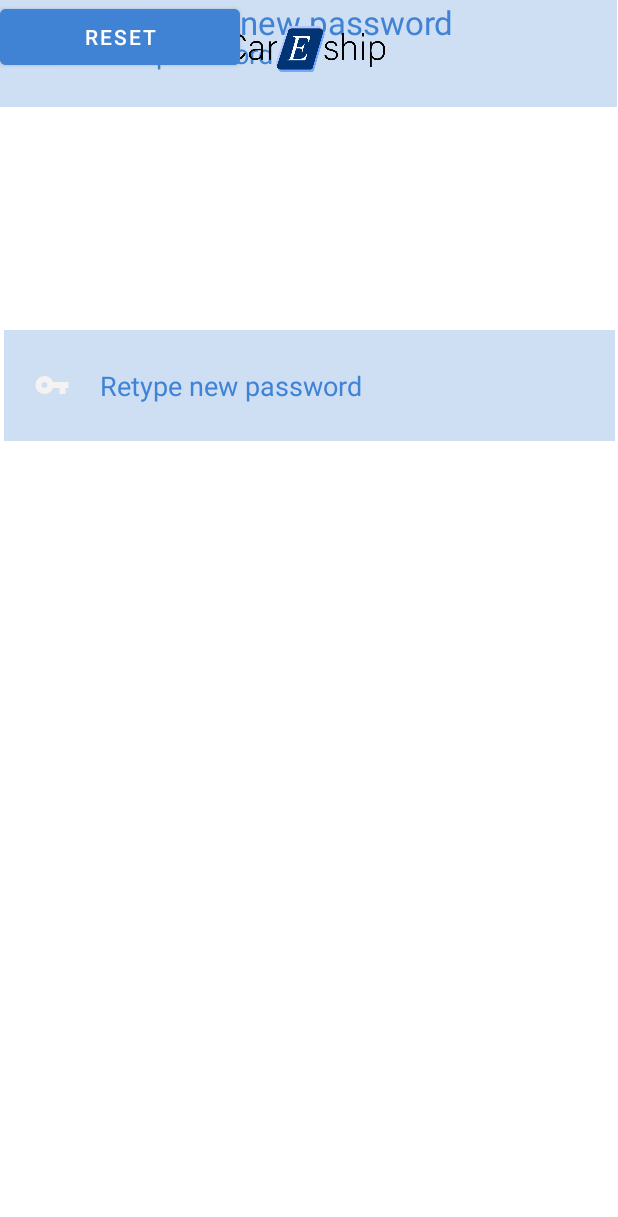
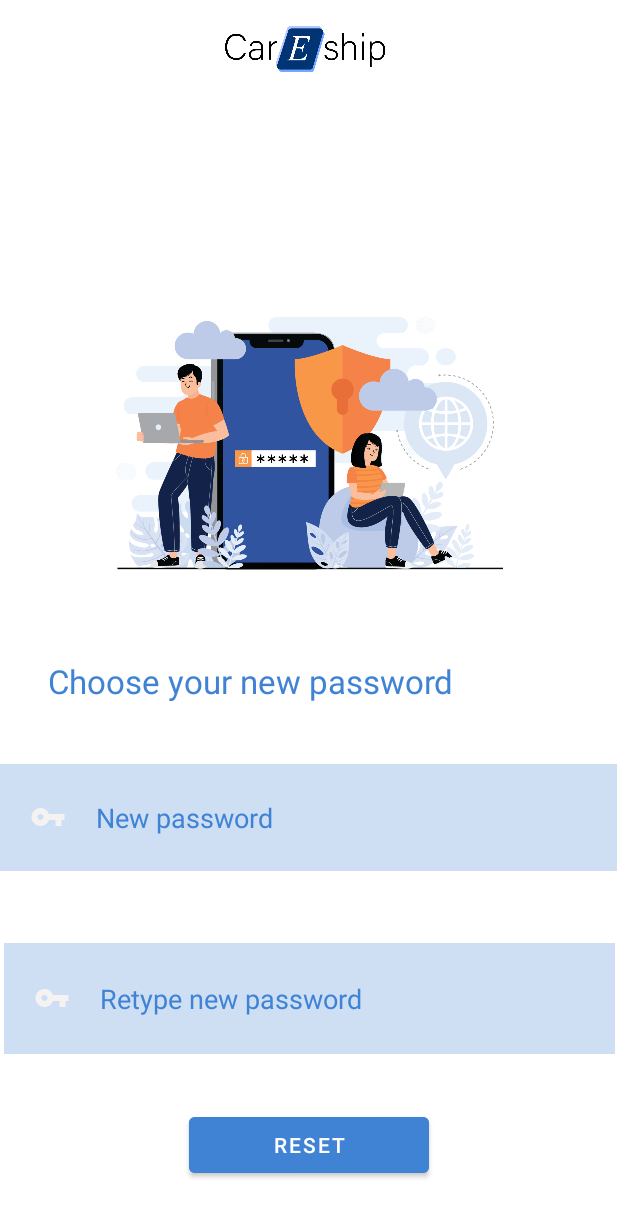
Before and after one commit to DIT113-V22/group-12, an Android app: the layout update_password.xml on its own in the app's theme, with its tools: preview values and no code run, on a phone screen of 412 x 824 dp. Shown: the top 1217 px of the screen. Run offline under Robolectric (Android 15) with nearby library versions, the phone set to English and light mode, and no system bars.

Commit message:
Changed logo's position and added reset password layout

```diff
--- a/CarEshipApp/app/src/main/res/layout/update_password.xml
+++ b/CarEshipApp/app/src/main/res/layout/update_password.xml
@@ -9,6 +9,7 @@
         android:id="@+id/retypeNewPassword"
         android:layout_width="407dp"
         android:layout_height="74dp"
+        android:layout_marginBottom="36dp"
         android:background="#414083D5"
         android:drawableStart="@drawable/ic_baseline_vpn_key_24"
         android:drawablePadding="20dp"
@@ -17,16 +18,15 @@
         android:inputType="textPassword"
         android:padding="20dp"
         android:textColorHint="@color/bright_blue"
-        app:layout_constraintBottom_toBottomOf="parent"
+        app:layout_constraintBottom_toTopOf="@+id/button2"
         app:layout_constraintEnd_toEndOf="parent"
-        app:layout_constraintStart_toStartOf="parent"
-        app:layout_constraintTop_toBottomOf="@+id/newPassword"
-        app:layout_constraintVertical_bias="0.219" />
+        app:layout_constraintStart_toStartOf="parent" />
 
     <EditText
         android:id="@+id/newPassword"
         android:layout_width="411dp"
         android:layout_height="71dp"
+        android:layout_marginBottom="48dp"
         android:background="#414083D5"
         android:drawableStart="@drawable/ic_baseline_vpn_key_24"
         android:drawablePadding="20dp"
@@ -36,22 +36,23 @@
         android:padding="20dp"
         android:textColor="#414083D5"
         android:textColorHint="@color/bright_blue"
+        app:layout_constraintBottom_toTopOf="@+id/retypeNewPassword"
         app:layout_constraintEnd_toEndOf="parent"
         app:layout_constraintHorizontal_bias="0.0"
-        app:layout_constraintStart_toStartOf="parent"
-        tools:layout_editor_absoluteY="398dp" />
+        app:layout_constraintStart_toStartOf="parent" />
 
     <TextView
         android:id="@+id/textView7"
         android:layout_width="324dp"
         android:layout_height="42dp"
+        android:layout_marginBottom="28dp"
         android:text="Choose your new password"
         android:textColor="@color/bright_blue"
         android:textSize="22sp"
+        app:layout_constraintBottom_toTopOf="@+id/newPassword"
         app:layout_constraintEnd_toEndOf="parent"
         app:layout_constraintHorizontal_bias="0.367"
-        app:layout_constraintStart_toStartOf="parent"
-        tools:layout_editor_absoluteY="332dp" />
+        app:layout_constraintStart_toStartOf="parent" />
 
     <ImageView
         android:id="@+id/imageView22"
@@ -81,8 +82,10 @@
         android:id="@+id/button2"
         android:layout_width="160dp"
         android:layout_height="49dp"
+        android:layout_marginBottom="36dp"
         android:backgroundTint="@color/bright_blue"
         android:text="Reset"
-        tools:layout_editor_absoluteX="118dp"
-        tools:layout_editor_absoluteY="625dp" />
+        app:layout_constraintBottom_toBottomOf="parent"
+        app:layout_constraintEnd_toEndOf="parent"
+        app:layout_constraintStart_toStartOf="parent" />
 </androidx.constraintlayout.widget.ConstraintLayout>
```
